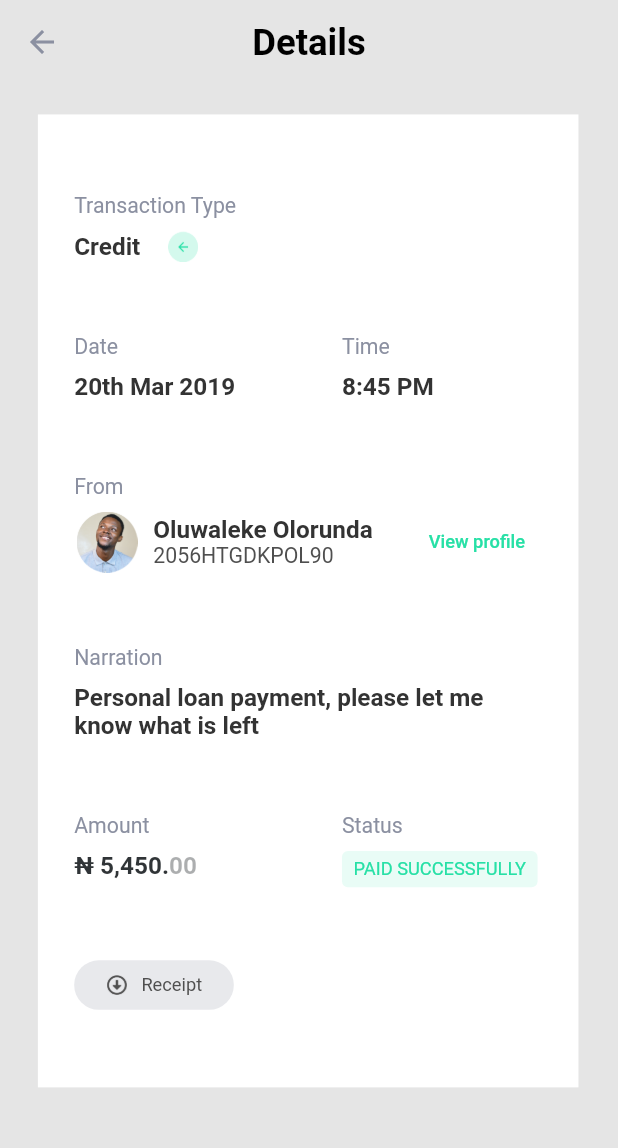
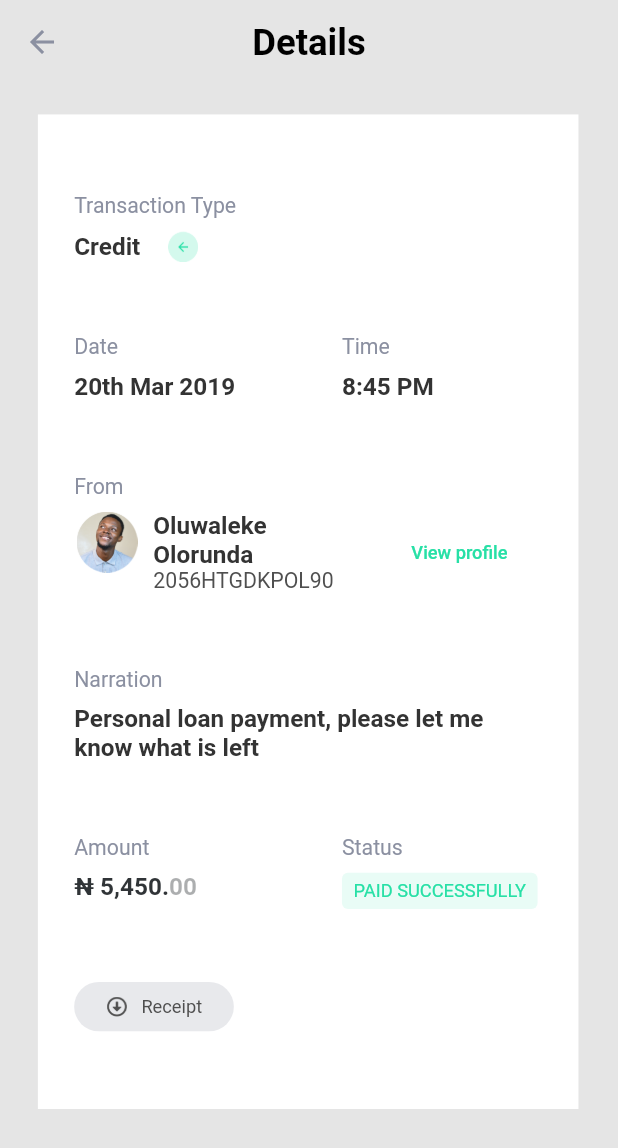
Before and after one commit to Dejbaba/rank_test, a Flutter app: the screen it shows after launch, after a tap on "Oluwaleke Olorunda", on a phone screen of 412 x 824 dp. Shown: the top 1148 px of the screen. Run offline on Flutter 3.47's test engine with Material 2 defaults, Android fonts, the phone set to English and light mode, and no system bars; our stand-ins replace flutter_screenutil, get_it.

Commit message:
minor mods

```diff
--- a/lib/ui/views/pages/activity_details.dart
+++ b/lib/ui/views/pages/activity_details.dart
@@ -112,6 +112,10 @@ class ActivityDetails extends StatelessWidget {
                 description: "From",
                 widget: Row(
                   children: [
+                    Flexible(
+                      child: Row(
+                        crossAxisAlignment: CrossAxisAlignment.start,
+                        children: [
                           Container(
                             height: 40.h,
                             width: 40.w,
@@ -123,7 +127,8 @@ class ActivityDetails extends StatelessWidget {
                             ),
                           ),
                           SizedBox(width: 8.w,),
-                    Column(
+                          Expanded(
+                            child: Column(
                               crossAxisAlignment: CrossAxisAlignment.start,
                               children: [
                                 Text(
@@ -148,14 +153,21 @@ class ActivityDetails extends StatelessWidget {
                                 ),
                               ],
                             ),
+                          ),
+                        ],
+                      ),
+                    ),
                     SizedBox(width: 34.w,),
-                    Text(
+                    Padding(
+                      padding: EdgeInsets.only(right: 22.w),
+                      child: Text(
                         "View profile",
                         style: TextStyle(
                           //fontFamily: "Circular Std",
                           color: turquoiseGreen,
                           fontSize: 12.sp,
                           fontWeight: FontWeight.w500,
+                        ),
                       ),
                     ),
                   ],
```
Lines whose indentation alone changed are shown as unchanged.
